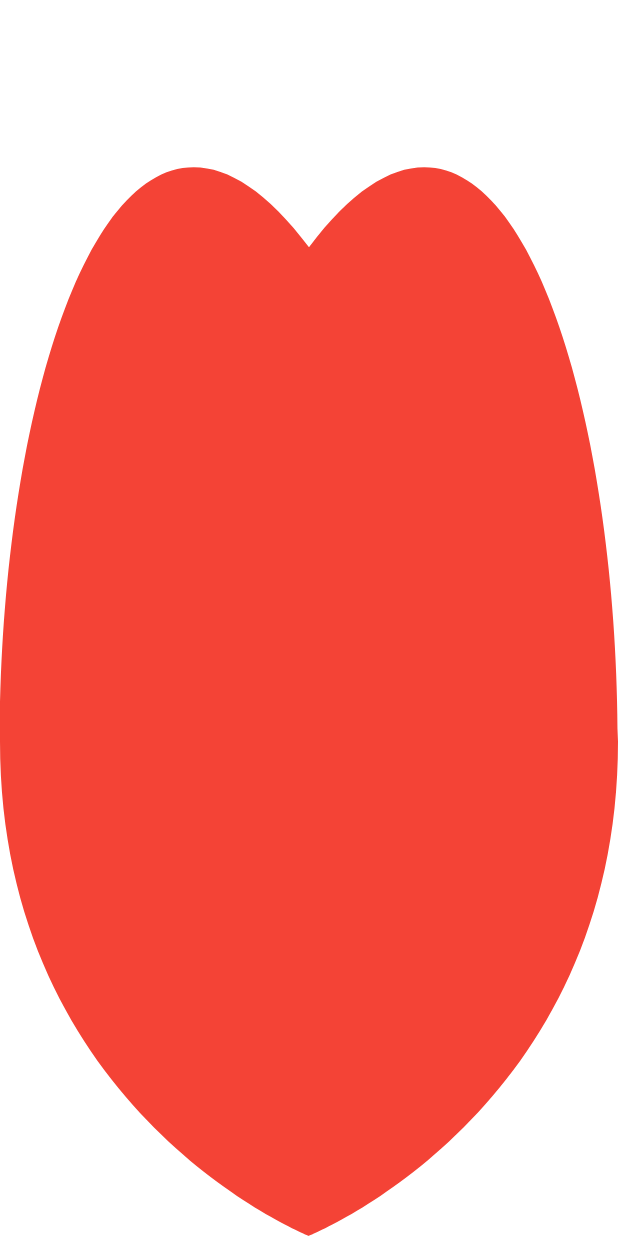
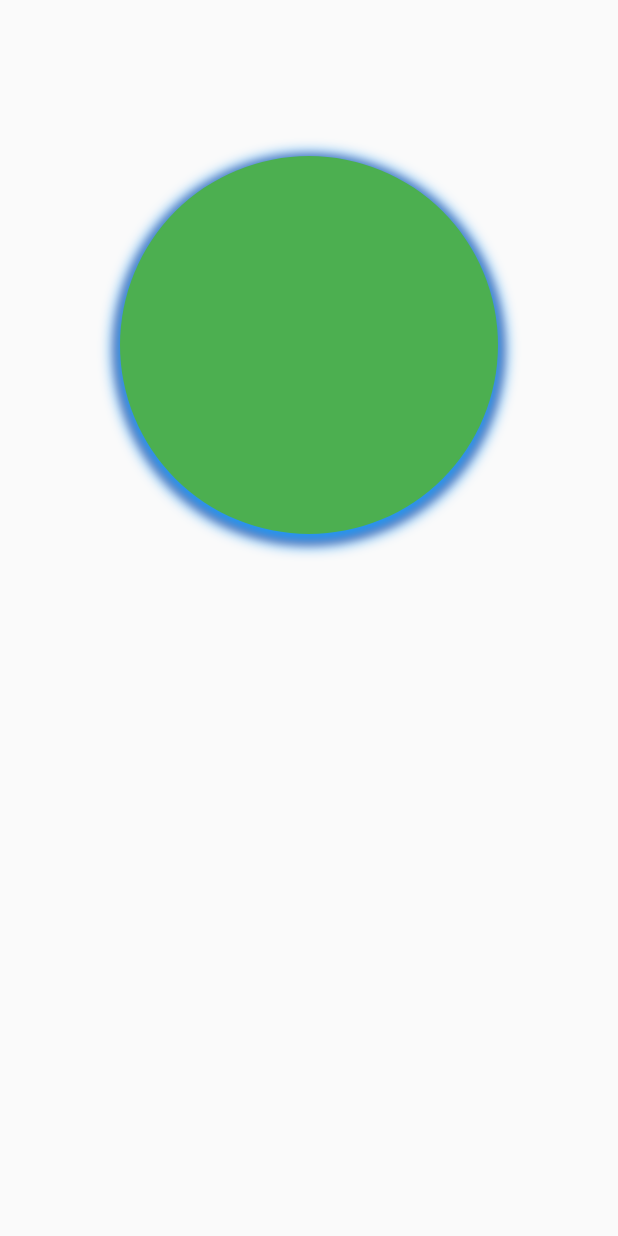
Before and after one commit to lisper-inmove/flutter-examples, a Flutter app: the screen it shows after launch, on a phone screen of 412 x 824 dp. Run offline on Flutter 3.47's test engine with Material 2 defaults, Android fonts, the phone set to English and light mode, and no system bars.

Commit message:
Container Usage of boxShadow && border

```diff
--- a/lib/main.dart
+++ b/lib/main.dart
@@ -8,36 +8,53 @@ class MyHeartShape extends StatelessWidget {
 
   @override
   Widget build(BuildContext context) {
-    return SizedBox(
-      width: 100,
-      height: 100,
-      child: CustomPaint(
-        painter: MyPainter(),
-      ),
+    return MaterialApp(
+      home: Scaffold(
+        body: Container(
+          margin: EdgeInsets.all(80),
+          height: 300,
+          width: 300,
+          decoration: const BoxDecoration(
+            color: Colors.green,
+
+            // 单独设置上下左右
+            // 不能与color,borderRadius,shape共用
+            // border: Border(
+            //   top: BorderSide(width: 1.0, color: Colors.lightBlue.shade50),
+            //   right: BorderSide(width: 1.0, color: Colors.lightBlue.shade50),
+            //   bottom: BorderSide(width: 1.0, color: Colors.lightBlue.shade900),
+            //   left: BorderSide(width: 1.0, color: Colors.lightBlue.shade50),
+            // ),
+
+            // 一次设置4条边
+            // color: const Color(0xaabbccff),
+            // borderRadius: BorderRadius.all(
+            //   Radius.circular(80),
+            // ),
+
+            boxShadow: [ // 数组索引大的会覆盖索引小的
+              BoxShadow(
+                color: Colors.red,
+                // 往外扩散的半径
+                spreadRadius: 3,
+                // 虚化的半径
+                blurRadius: 4,
+                // 相对于(0,0)的偏移
+                offset: Offset(0, 3),
+              ),
+              BoxShadow(
+                color: Colors.blue,
+                spreadRadius: 5,
+                blurRadius: 7,
+                offset: Offset(0, 3),
+              ),
+            ],
+
+            shape: BoxShape.circle,
+
+          ),
+        ),
+      )
     );
   }
 }
-
-class MyPainter extends CustomPainter {
-  @override
-  void paint(Canvas canvas, Size size) {
-    Paint paint = Paint()
-      ..color = Colors.red
-      ..style = PaintingStyle.fill;
-
-    Path path = Path()
-      ..moveTo(size.width * 0.5, size.height * 0.2)
-      ..cubicTo(size.width * 0.8, 0, size.width, size.height * 0.3, size.width, size.height * 0.6)
-      ..cubicTo(size.width, size.height * 0.9, size.width * 0.5, size.height, size.width * 0.5, size.height)
-      ..cubicTo(size.width * 0.5, size.height, 0, size.height * 0.9, 0, size.height * 0.6)
-      ..cubicTo(0, size.height * 0.3, size.width * 0.2, 0, size.width * 0.5, size.height * 0.2)
-      ..close();
-
-    canvas.drawPath(path, paint);
-  }
-
-  @override
-  bool shouldRepaint(CustomPainter oldDelegate) {
-    return true;
-  }
-}
```
